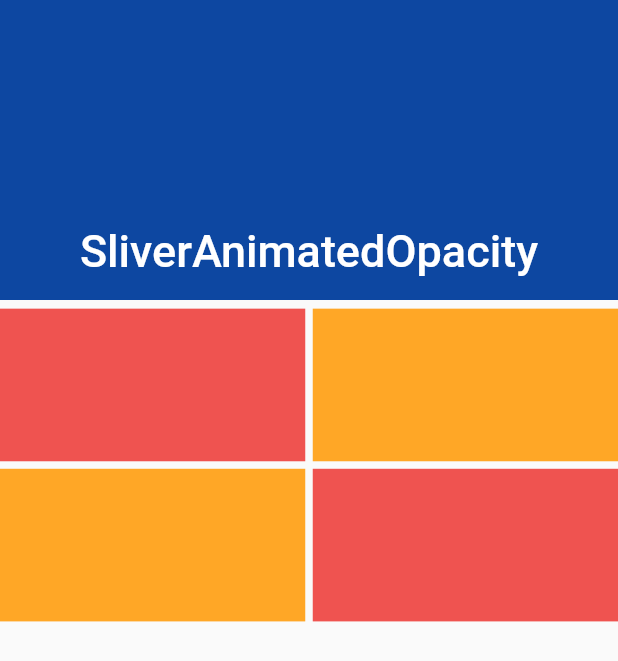
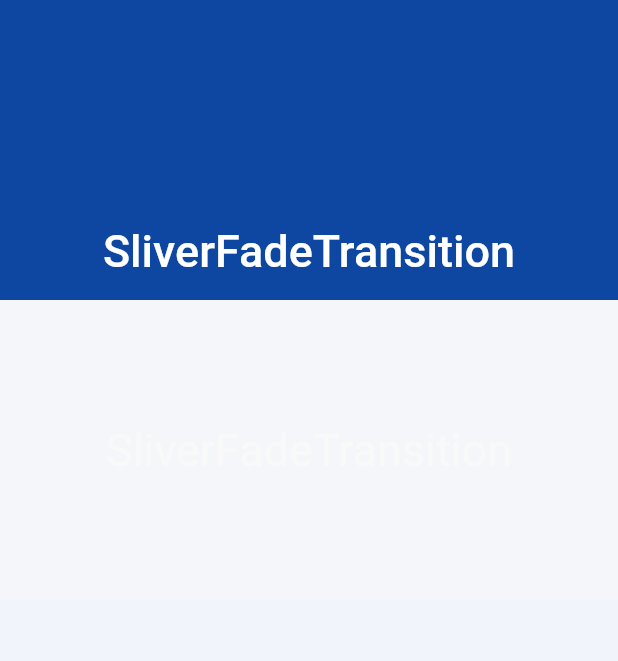
Before and after one commit to PBrunoCyber/FlutterWidgets, a Flutter app: the screen it shows after launch, on a phone screen of 412 x 824 dp. Shown: the top 661 px of the screen. Run offline on Flutter 3.47's test engine with Material 2 defaults, Android fonts, the phone set to English and light mode, and no system bars; our stand-ins replace date_format.

Commit message:
SliverFadeTransition Added and some updates

```diff
--- a/lib/main.dart
+++ b/lib/main.dart
@@ -1,6 +1,6 @@
 import 'package:flutter/gestures.dart';
 import 'package:flutter/material.dart';
-import 'package:Learn_1/routes/AppStructureAndNavigation/SliverBar/sliverChildListDelegate.dart';
+import 'package:Learn_1/routes/AppStructureAndNavigation/SliverBar/sliverFadeTransition.dart';
 
 void main() {
   runApp(MyApp());
@@ -18,7 +18,7 @@ class MyApp extends StatelessWidget {
           appBarTheme:
               AppBarTheme(iconTheme: IconThemeData(color: Colors.white))),
       title: _title,
-      home: SliverChildListDelegatePage(),
+      home: SliverFadeTransitionPage(),
     );
   }
 }
--- a/lib/routes/AppStructureAndNavigation/SliverBar/sliverBar.dart
+++ b/lib/routes/AppStructureAndNavigation/SliverBar/sliverBar.dart
@@ -37,7 +37,7 @@ class _SliverBarState extends State<SliverBarPage> {
             excludeHeaderSemantics: false,
             expandedHeight: 300.0,
             flexibleSpace: FlexibleSpaceBar(
-              title: Text('Available seats'),
+              title: Text('SliverBar'),
               centerTitle: true,
               collapseMode: CollapseMode.pin,
               titlePadding: EdgeInsets.all(20),
--- a/lib/routes/AppStructureAndNavigation/SliverBar/sliverChildBuilderDelegate.dart
+++ b/lib/routes/AppStructureAndNavigation/SliverBar/sliverChildBuilderDelegate.dart
@@ -22,7 +22,7 @@ class _SliverChildBuilderDelegateState
             floating: false,
             snap: false,
             flexibleSpace: FlexibleSpaceBar(
-              title: Text('SliverAnimatedOpacity'),
+              title: Text('SliverChildBuilderDelegate'),
               centerTitle: true,
             ),
             backgroundColor: Colors.blue[900],
--- a/lib/routes/AppStructureAndNavigation/SliverBar/sliverChildListDelegate.dart
+++ b/lib/routes/AppStructureAndNavigation/SliverBar/sliverChildListDelegate.dart
@@ -25,7 +25,7 @@ class _SliverChildListDelegateState extends State<SliverChildListDelegatePage> {
             floating: false,
             snap: false,
             flexibleSpace: FlexibleSpaceBar(
-              title: Text('SliverAnimatedOpacity'),
+              title: Text('SliverChildListDelegate'),
               centerTitle: true,
             ),
             backgroundColor: Colors.blue[900],
--- /dev/null
+++ b/lib/routes/AppStructureAndNavigation/SliverBar/sliverFadeTransition.dart
@@ -0,0 +1,75 @@
+import 'package:flutter/material.dart';
+
+class SliverFadeTransitionPage extends StatefulWidget {
+  @override
+  _SliverFadeTransitionState createState() => _SliverFadeTransitionState();
+}
+
+class _SliverFadeTransitionState extends State<SliverFadeTransitionPage>
+    with SingleTickerProviderStateMixin {
+  AnimationController _controller;
+  Animation<double> _animation;
+
+  @override
+  void initState() {
+    super.initState();
+
+    _controller =
+        AnimationController(duration: Duration(milliseconds: 900), vsync: this);
+
+    _animation = CurvedAnimation(parent: _controller, curve: Curves.easeIn);
+
+    _animation.addStatusListener((status) {
+      if (status == AnimationStatus.completed) {
+        _controller.reverse();
+      }
+      if (status == AnimationStatus.dismissed) {
+        _controller.forward();
+      }
+    });
+    _controller.forward();
+  }
+
+  @override
+  Widget build(BuildContext context) {
+    return Scaffold(
+      body: CustomScrollView(
+        slivers: <Widget>[
+          SliverAppBar(
+            centerTitle: true,
+            expandedHeight: 200,
+            pinned: true,
+            floating: false,
+            snap: false,
+            flexibleSpace: FlexibleSpaceBar(
+              title: Text('SliverFadeTransition'),
+              centerTitle: true,
+            ),
+            backgroundColor: Colors.blue[900],
+          ),
+          SliverFadeTransition(
+            opacity: _animation,
+            sliver: SliverFixedExtentList(
+              delegate: SliverChildBuilderDelegate(
+                (BuildContext context, int index) {
+                  return Container(
+                    color: Colors.blueAccent[100 * (index % 6) + 100],
+                    child: Center(
+                      child: Text(
+                        'SliverFadeTransition',
+                        style: TextStyle(
+                            fontSize: 30, color: Colors.grey.shade100),
+                      ),
+                    ),
+                  );
+                },
+                childCount: 4,
+              ),
+              itemExtent: 200,
+            ),
+          ),
+        ],
+      ),
+    );
+  }
+}
```
